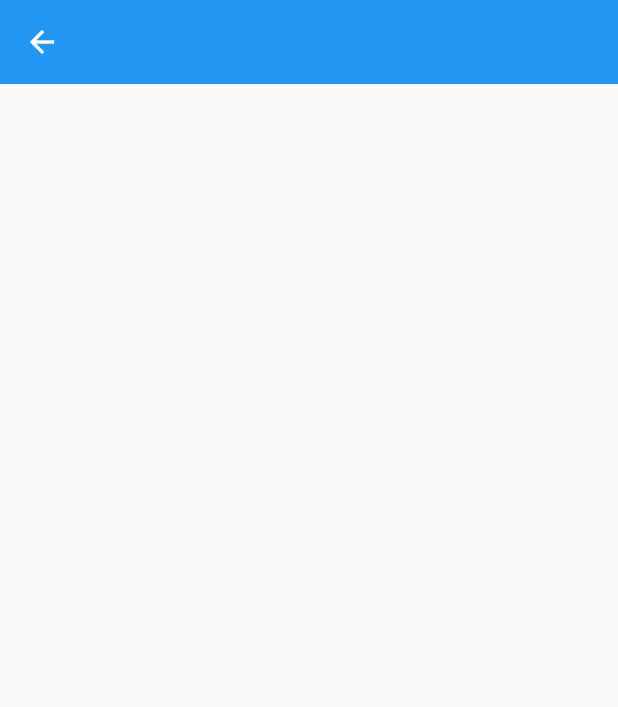
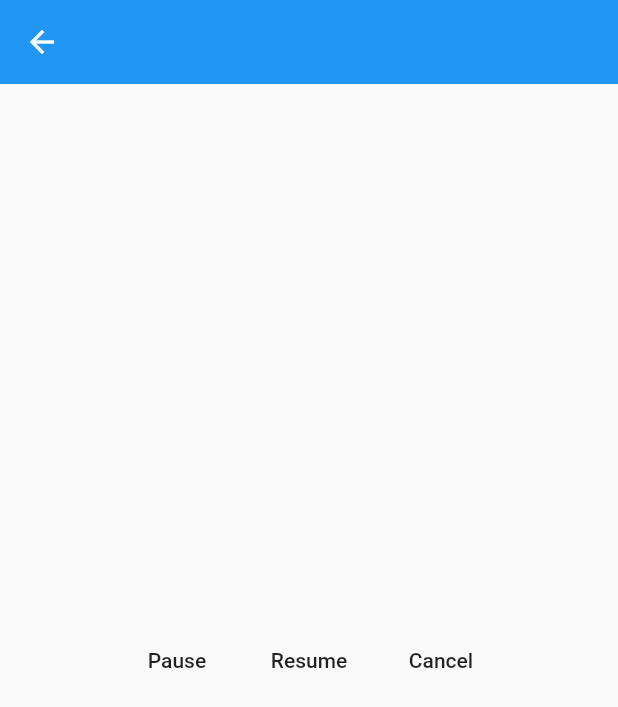
Before and after one commit to YuDongZhang/flutter_app_learn, a Flutter app: the StreamDemo screen opened directly, on a phone screen of 412 x 824 dp. Shown: the top 707 px of the screen. Run offline on Flutter 3.47's test engine with Material 2 defaults, Android fonts, the phone set to English and light mode, and no system bars.

Commit message:
6 暂停、恢复、取消监听 Stream

```diff
--- a/lib/20-宁浩教程练习/demo/stream/stream_demo.dart
+++ b/lib/20-宁浩教程练习/demo/stream/stream_demo.dart
@@ -1,3 +1,5 @@
+import 'dart:async';
+
 import 'package:flutter/material.dart';
 
 class StreamDemo extends StatelessWidget {
@@ -22,6 +24,7 @@ class StreamDemoHome extends StatefulWidget {
 }
 
 class _StreamDemoHomeState extends State<StreamDemoHome> {
+  StreamSubscription _streamDemoSubscription;
 
   @override
   void initState() {
@@ -29,9 +32,9 @@ class _StreamDemoHomeState extends State<StreamDemoHome> {
     print('create stream');
     Stream<String> _streamDemo = Stream.fromFuture(fetchData());
     //有数据 ondata , 错误 onerror ,完成 onDone
-    _streamDemo.listen(onData,onError: onError,onDone: onDone);
+    _streamDemoSubscription =
+        _streamDemo.listen(onData, onError: onError, onDone: onDone);
     print('end');
-
   }
 
   void onDone() {
@@ -42,20 +45,44 @@ class _StreamDemoHomeState extends State<StreamDemoHome> {
     print('$error');
   }
 
-  void  onData(String data) {
+  void onData(String data) {
     print('$data');
   }
 
-  Future<String> fetchData() async{
-    await Future.delayed(Duration(seconds: 3));//模拟网络请求
+  void _pauseStream() {
+    print('Pause subscription');
+    _streamDemoSubscription.pause();
+  }
+
+  void _resumeStream() {
+    print('Resume subscription');
+    _streamDemoSubscription.resume();
+  }
+
+  void _cancelStream() {
+    print('Cancel subscription');
+    _streamDemoSubscription.cancel();
+  }
+
+  Future<String> fetchData() async {
+    await Future.delayed(Duration(seconds: 3)); //模拟网络请求
     throw 'something happened'; //这里抛出错误的时候 , 就会在 onerroe 方法中执行
-    return 'hello';//要使用这个的数据 , 就要监听 stream
+    return 'hello'; //要使用这个的数据 , 就要监听 stream
   }
 
   @override
   Widget build(BuildContext context) {
-    return Container();
+    return Container(
+      child: Center(
+        child: Row(
+          mainAxisAlignment: MainAxisAlignment.center,
+          children: [
+            FlatButton(onPressed: _pauseStream, child: Text('Pause')),
+            FlatButton(onPressed: _resumeStream, child: Text('Resume')),
+            FlatButton(onPressed: _cancelStream, child: Text('Cancel')),
+          ],
+        ),
+      ),
+    );
   }
-
-
 }
```
